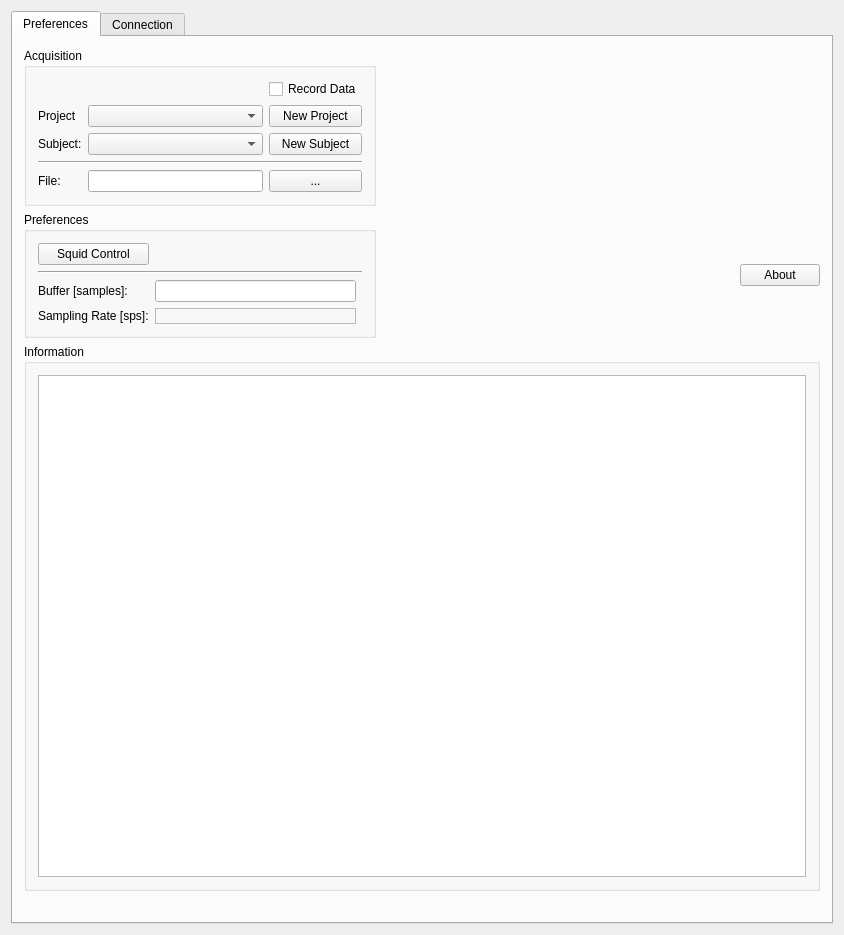
Qt form applications/mne_x/plugins/babymeg/FormFiles/babymegsetup.ui (mne-tools/mne-cpp) before a commit.
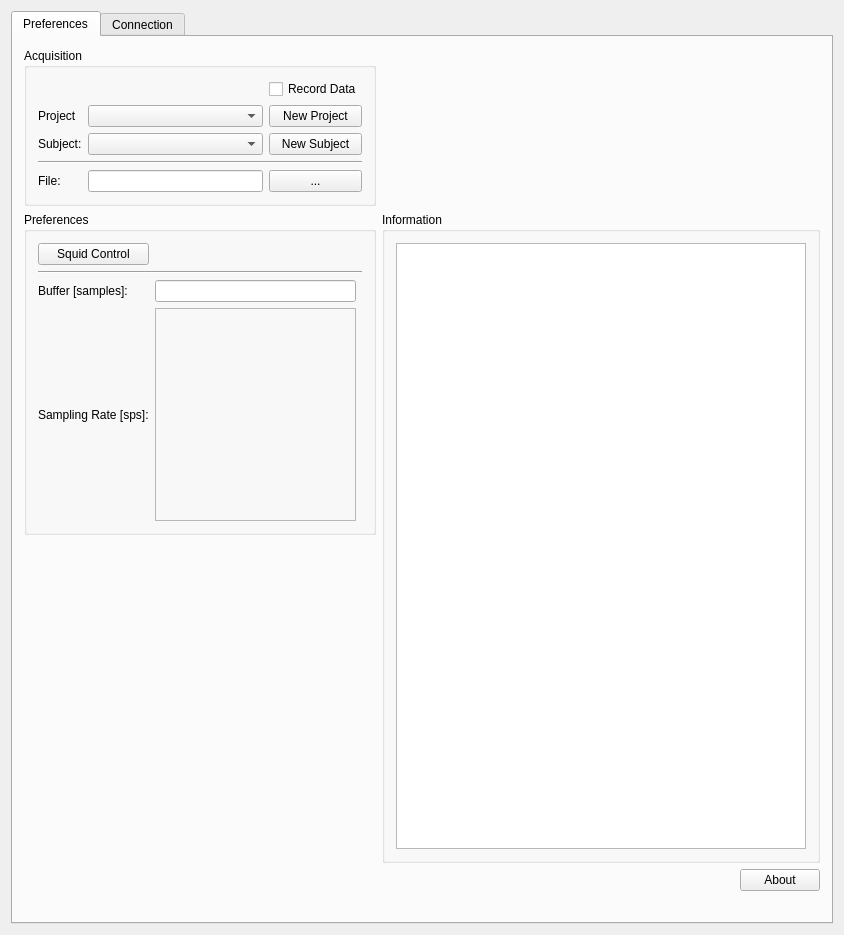
The same form after that commit. Icons and pictures are not drawn.

Patch:
```diff
--- a/applications/mne_x/plugins/babymeg/FormFiles/babymegsetup.ui
+++ b/applications/mne_x/plugins/babymeg/FormFiles/babymegsetup.ui
@@ -26,26 +26,6 @@
       <layout class="QVBoxLayout" name="verticalLayout_2">
        <item>
         <layout class="QGridLayout" name="m_qGridLayout_main">
-         <item row="1" column="2">
-          <widget class="QPushButton" name="m_qPushButton_About">
-           <property name="text">
-            <string>About</string>
-           </property>
-          </widget>
-         </item>
-         <item row="1" column="1">
-          <spacer name="m_qHorizontalSpacer_About">
-           <property name="orientation">
-            <enum>Qt::Horizontal</enum>
-           </property>
-           <property name="sizeHint" stdset="0">
-            <size>
-             <width>40</width>
-             <height>20</height>
-            </size>
-           </property>
-          </spacer>
-         </item>
          <item row="0" column="1" colspan="2">
           <widget class="QLabel" name="m_qLabelBabyMEGImage">
            <property name="minimumSize">
@@ -205,7 +185,14 @@
            </layout>
           </widget>
          </item>
-         <item row="2" column="0" colspan="3">
+         <item row="4" column="2">
+          <widget class="QPushButton" name="m_qPushButton_About">
+           <property name="text">
+            <string>About</string>
+           </property>
+          </widget>
+         </item>
+         <item row="1" column="1" rowspan="2" colspan="2">
           <widget class="QGroupBox" name="m_qGroupBox_Information">
            <property name="minimumSize">
             <size>
@@ -217,12 +204,25 @@
             <string>Information</string>
            </property>
            <layout class="QGridLayout" name="m_qGridLayout_Information">
-            <item row="1" column="0" rowspan="2">
+            <item row="1" column="1" rowspan="2">
              <widget class="QTextBrowser" name="m_qTextBrowser_Information"/>
             </item>
            </layout>
           </widget>
          </item>
+         <item row="4" column="1">
+          <spacer name="m_qHorizontalSpacer_About">
+           <property name="orientation">
+            <enum>Qt::Horizontal</enum>
+           </property>
+           <property name="sizeHint" stdset="0">
+            <size>
+             <width>40</width>
+             <height>20</height>
+            </size>
+           </property>
+          </spacer>
+         </item>
         </layout>
        </item>
        <item>
```
